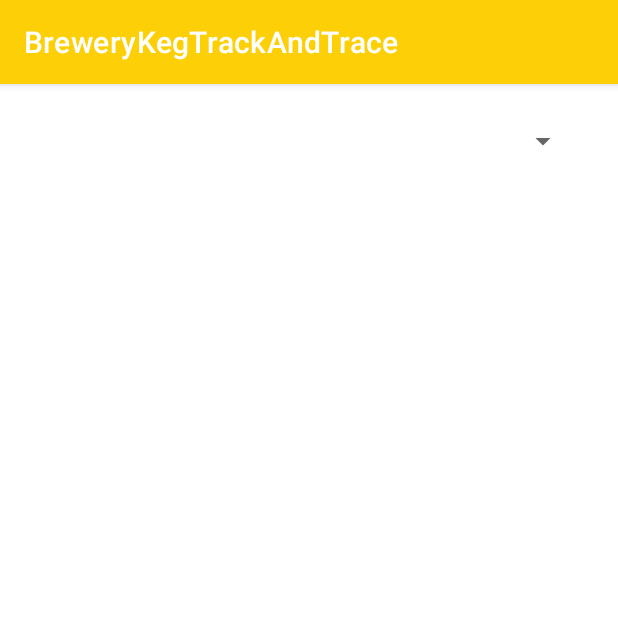
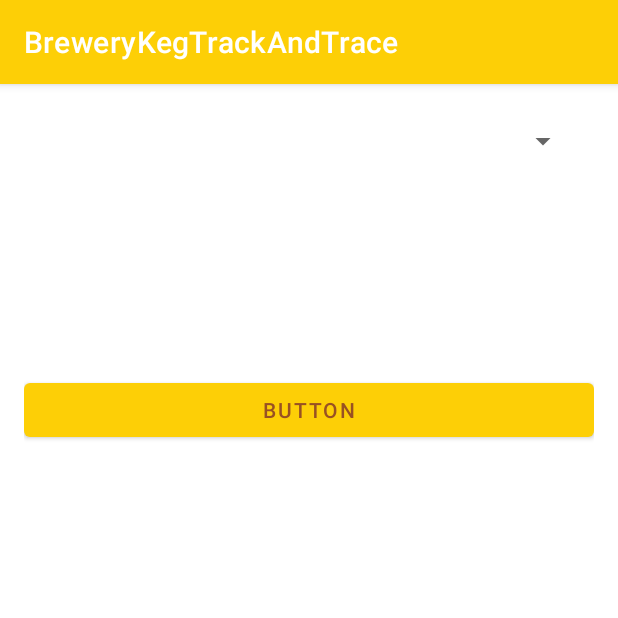
Before and after one commit to DevashishPrasad/BreweryKegTrackAndTrace, an Android app: the SelectTruck screen opened directly, with no data from a screen before it, on a phone screen of 412 x 824 dp, the top half of it. Run offline under Robolectric (Android 15) with nearby library versions, the phone set to English and light mode, and no system bars; libraries missing offline, so code that uses them is left out: com.toptoche.searchablespinnerlibrary; plain views replace SearchableSpinner.

Commit message:
Spinner 2

```diff
--- a/app/src/main/res/layout/activity_select_truck.xml
+++ b/app/src/main/res/layout/activity_select_truck.xml
@@ -23,4 +23,10 @@
         android:gravity="center"
         android:textSize="100sp"
         android:textStyle="bold" />
+
+    <Button
+        android:id="@+id/button4"
+        android:layout_width="match_parent"
+        android:layout_height="wrap_content"
+        android:text="Button" />
 </LinearLayout>
```
